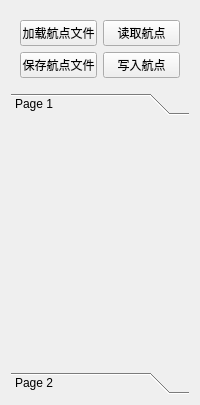
This is myDemo/mydemo/waypointwgt.ui in veol15/myproject as Qt 5 draws it before an edit. The edited form follows.
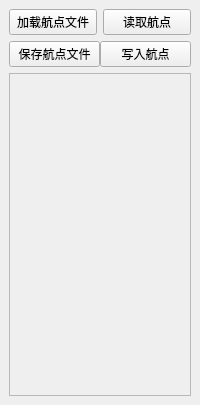
This is the edited form.

Diff of the .ui file:
```diff
--- a/myDemo/mydemo/waypointwgt.ui
+++ b/myDemo/mydemo/waypointwgt.ui
@@ -26,6 +26,21 @@
    <string>Form</string>
   </property>
   <layout class="QVBoxLayout" name="verticalLayout">
+   <property name="spacing">
+    <number>0</number>
+   </property>
+   <property name="leftMargin">
+    <number>0</number>
+   </property>
+   <property name="topMargin">
+    <number>0</number>
+   </property>
+   <property name="rightMargin">
+    <number>0</number>
+   </property>
+   <property name="bottomMargin">
+    <number>0</number>
+   </property>
    <item>
     <widget class="QWidget" name="widget" native="true">
      <property name="styleSheet">
@@ -52,6 +67,9 @@
       </item>
       <item>
        <layout class="QHBoxLayout" name="horizontalLayout_2">
+        <property name="spacing">
+         <number>0</number>
+        </property>
         <item>
          <widget class="QPushButton" name="pushButton_4">
           <property name="text">
@@ -68,42 +86,53 @@
         </item>
        </layout>
       </item>
+      <item>
+       <widget class="QScrollArea" name="wpScrollArea">
+        <property name="styleSheet">
+         <string notr="true"/>
+        </property>
+        <property name="widgetResizable">
+         <bool>true</bool>
+        </property>
+        <widget class="QWidget" name="waypointItemWgt">
+         <property name="geometry">
+          <rect>
+           <x>0</x>
+           <y>0</y>
+           <width>180</width>
+           <height>323</height>
+          </rect>
+         </property>
+         <property name="styleSheet">
+          <string notr="true"/>
+         </property>
+         <layout class="QVBoxLayout" name="waypointItemWgtLayout">
+          <property name="leftMargin">
+           <number>0</number>
+          </property>
+          <property name="rightMargin">
+           <number>0</number>
+          </property>
+          <item>
+           <spacer name="verticalSpacer">
+            <property name="orientation">
+             <enum>Qt::Vertical</enum>
+            </property>
+            <property name="sizeHint" stdset="0">
+             <size>
+              <width>20</width>
+              <height>40</height>
+             </size>
+            </property>
+           </spacer>
+          </item>
+         </layout>
+        </widget>
+       </widget>
+      </item>
      </layout>
     </widget>
    </item>
-   <item>
-    <widget class="QToolBox" name="toolBox">
-     <property name="currentIndex">
-      <number>0</number>
-     </property>
-     <widget class="QWidget" name="page">
-      <property name="geometry">
-       <rect>
-        <x>0</x>
-        <y>0</y>
-        <width>182</width>
-        <height>255</height>
-       </rect>
-      </property>
-      <attribute name="label">
-       <string>Page 1</string>
-      </attribute>
-     </widget>
-     <widget class="QWidget" name="page_2">
-      <property name="geometry">
-       <rect>
-        <x>0</x>
-        <y>0</y>
-        <width>182</width>
-        <height>255</height>
-       </rect>
-      </property>
-      <attribute name="label">
-       <string>Page 2</string>
-      </attribute>
-     </widget>
-    </widget>
-   </item>
   </layout>
  </widget>
  <resources/>
```
Left out of the diff: 2 changed lines with no effect on the pictures.
